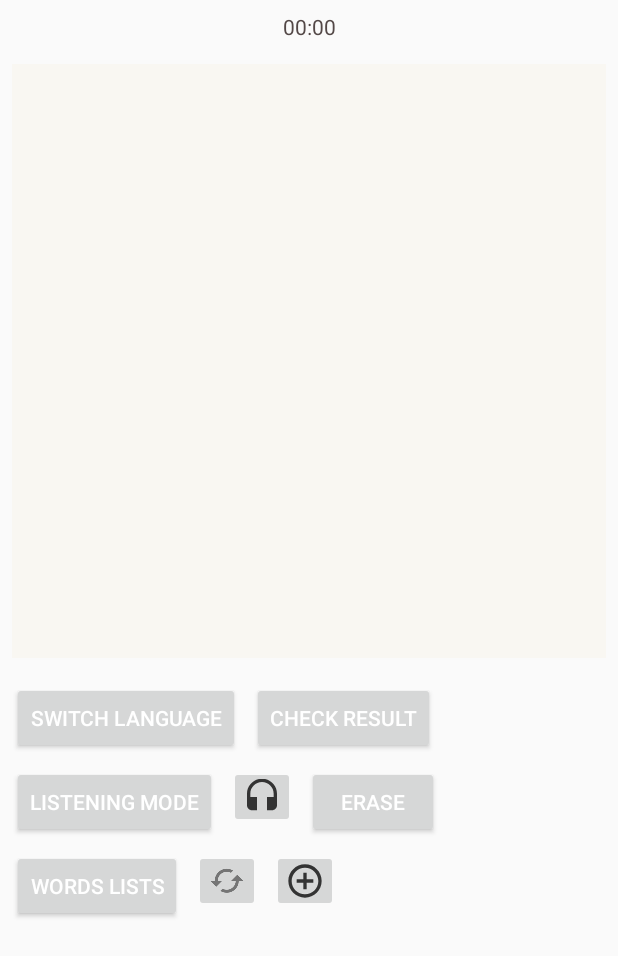
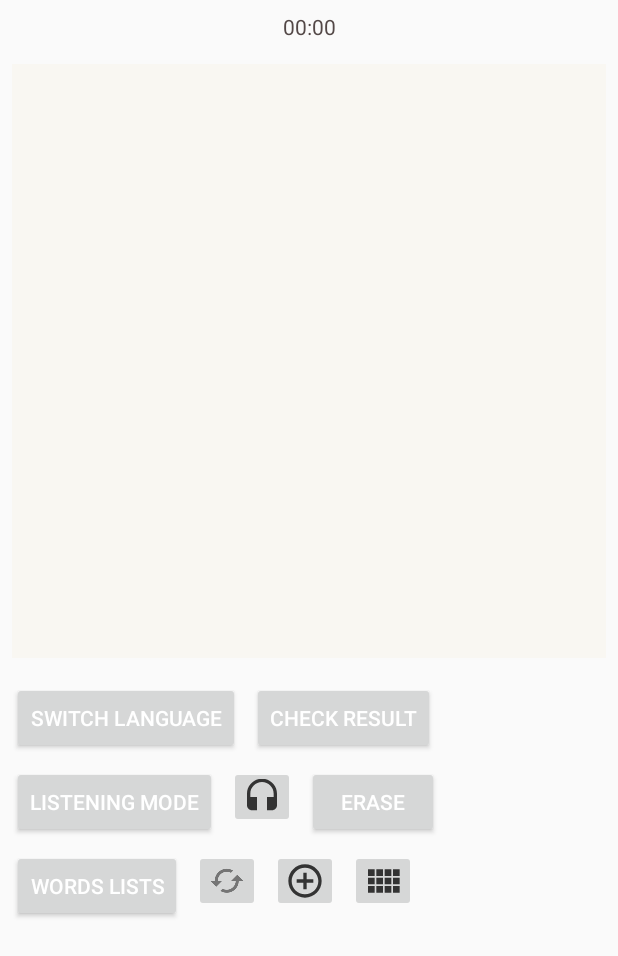
Before and after one commit to arian233/SudokuGame, an Android app: the layout activity_sudoku.xml on its own in the app's theme, with its tools: preview values and no code run, on a phone screen of 412 x 824 dp. Shown: the top 956 px of the screen. Run offline under Robolectric (Android 15) with nearby library versions, the phone set to English and light mode, and no system bars.

Commit message:
v2.2 added change puzzle size functionality

```diff
--- /dev/null
+++ b/app/src/main/res/drawable-anydpi/ic_gridsize.xml
@@ -0,0 +1,13 @@
+<vector xmlns:android="http://schemas.android.com/apk/res/android"
+    android:width="24dp"
+    android:height="24dp"
+    android:viewportWidth="21.6"
+    android:viewportHeight="21.6"
+    android:tint="#333333">
+  <group android:translateX="-1.2"
+      android:translateY="-1.2">
+      <path
+          android:fillColor="#FF000000"
+          android:pathData="M3,9h4L7,5L3,5v4zM3,14h4v-4L3,10v4zM8,14h4v-4L8,10v4zM13,14h4v-4h-4v4zM8,9h4L12,5L8,5v4zM13,5v4h4L17,5h-4zM18,14h4v-4h-4v4zM3,19h4v-4L3,15v4zM8,19h4v-4L8,15v4zM13,19h4v-4h-4v4zM18,19h4v-4h-4v4zM18,5v4h4L22,5h-4z"/>
+  </group>
+</vector>
--- a/app/src/main/res/layout-land/activity_sudoku.xml
+++ b/app/src/main/res/layout-land/activity_sudoku.xml
@@ -78,7 +78,7 @@
         android:layout_height="wrap_content"
         android:layout_marginStart="16dp"
         android:layout_marginTop="8dp"
-        android:text="erase"
+        android:text="@string/erase_button"
         android:textColor="?android:attr/colorForegroundInverse"
         app:layout_constraintStart_toEndOf="@+id/grid_layout"
         app:layout_constraintTop_toBottomOf="@+id/listening_mode_button" />
@@ -96,8 +96,8 @@
 
     <android.support.v7.widget.AppCompatImageButton
         android:id="@+id/refresh_button"
-        android:layout_width="wrap_content"
-        android:layout_height="wrap_content"
+        android:layout_width="44dp"
+        android:layout_height="41dp"
         android:layout_marginStart="16dp"
         android:layout_marginTop="8dp"
         android:src="@drawable/ic_refresh"
@@ -124,4 +124,14 @@
         app:layout_constraintStart_toEndOf="@+id/add_words_button"
         app:layout_constraintTop_toBottomOf="@+id/word_list_button" />
 
+    <android.support.v7.widget.AppCompatImageButton
+        android:id="@+id/change_grid_size_button"
+        android:layout_width="44dp"
+        android:layout_height="41dp"
+        android:layout_marginStart="8dp"
+        android:layout_marginTop="8dp"
+        android:src="@drawable/ic_gridsize"
+        app:layout_constraintStart_toEndOf="@+id/erase_button"
+        app:layout_constraintTop_toBottomOf="@+id/listening_mode_button" />
+
 </android.support.constraint.ConstraintLayout>
--- a/app/src/main/res/layout/activity_sudoku.xml
+++ b/app/src/main/res/layout/activity_sudoku.xml
@@ -94,7 +94,7 @@ tools:context=".SudokuActivity">
         android:layout_height="wrap_content"
         android:layout_marginStart="8dp"
         android:layout_marginTop="8dp"
-        android:text="erase"
+        android:text="@string/erase_button"
         android:textColor="?android:attr/colorForegroundInverse"
         app:layout_constraintStart_toEndOf="@+id/change_listening_language_button"
         app:layout_constraintTop_toBottomOf="@+id/check_result_button" />
@@ -130,5 +130,15 @@ tools:context=".SudokuActivity">
         app:layout_constraintStart_toEndOf="@+id/refresh_button"
         app:layout_constraintTop_toBottomOf="@+id/listening_mode_button" />
 
+    <android.support.v7.widget.AppCompatImageButton
+        android:id="@+id/change_grid_size_button"
+        android:layout_width="44dp"
+        android:layout_height="41dp"
+        android:layout_marginStart="8dp"
+        android:layout_marginTop="8dp"
+        android:src="@drawable/ic_gridsize"
+        app:layout_constraintStart_toEndOf="@+id/add_words_button"
+        app:layout_constraintTop_toBottomOf="@+id/listening_mode_button" />
+
 
 </android.support.constraint.ConstraintLayout>
--- a/app/src/main/res/values/strings.xml
+++ b/app/src/main/res/values/strings.xml
@@ -18,6 +18,6 @@
     <string name="choose_file">CHOOSE FILE</string>
     <string name="ok">Import</string>
     <string name="please_input_word_list_name">word list name</string>
-
+    <string name="dialog_radio_change_grid_size">choose a size</string>
 
 </resources>
```
Also changed, not shown: app/src/main/java/com/cmpt276/lota/sudoku/CheckResult.java (+22 -8 lines), app/src/main/java/com/cmpt276/lota/sudoku/PuzzleGenerator.java (+28 -17 lines), app/src/main/java/com/cmpt276/lota/sudoku/SudokuFragment.java (+279 -210 lines), app/src/main/java/com/cmpt276/lota/sudoku/WordListLab.java (+17 -2 lines), app/src/main/res/drawable-hdpi/ic_gridsize.png (added), app/src/main/res/drawable-mdpi/ic_gridsize.png (added), app/src/main/res/drawable-xhdpi/ic_gridsize.png (added), app/src/main/res/drawable-xxhdpi/ic_gridsize.png (added).
